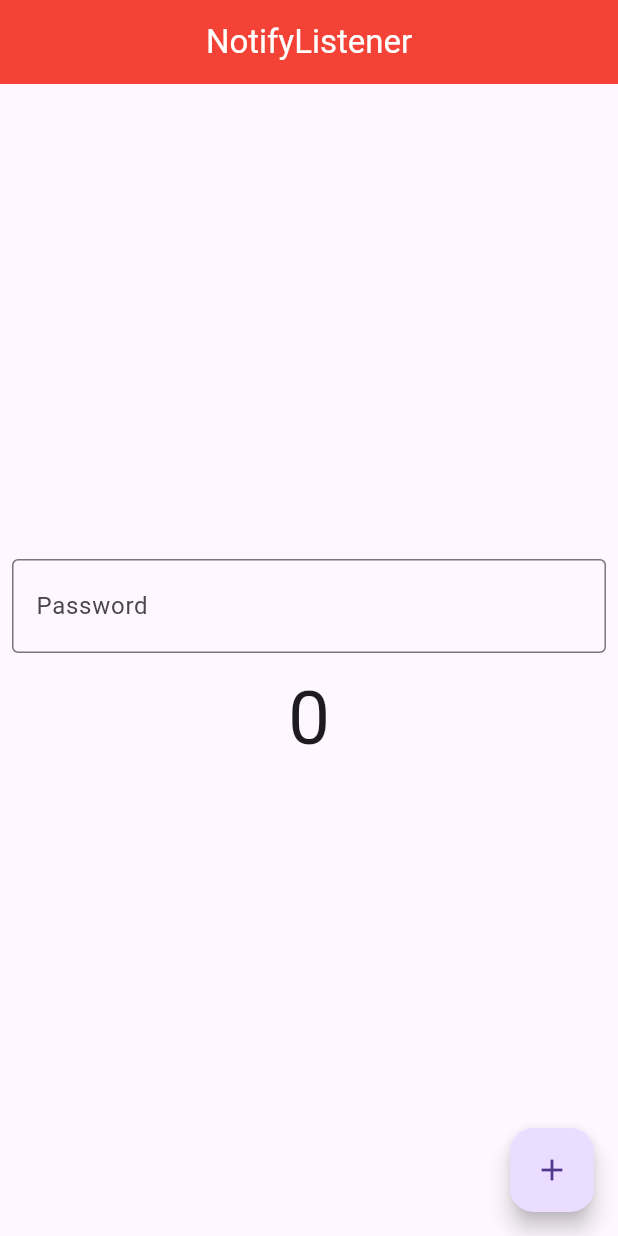
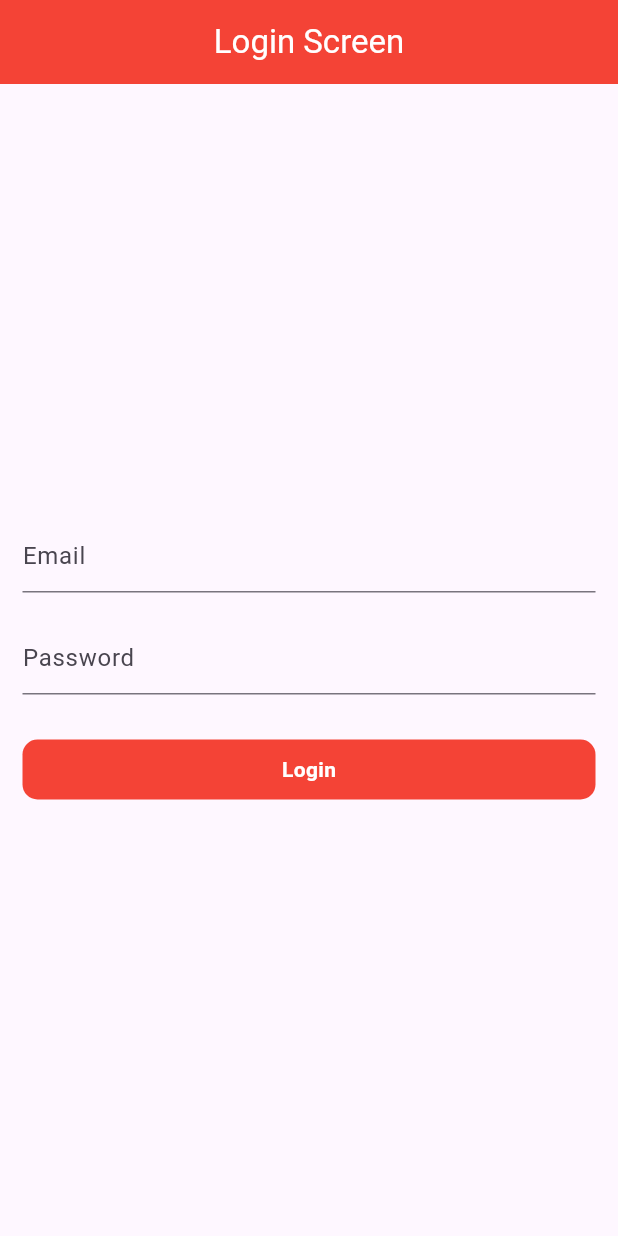
Before and after one commit to R-e-h-a-n-N-a-s-e-e-r/Flutter-Provider-State-management, a Flutter app: the screen it shows after launch, on a phone screen of 412 x 824 dp. Run offline on Flutter 3.47's test engine with Material 3 defaults, Android fonts, the phone set to English and light mode, and no system bars.

Commit message:
Implemented Login with REST API with Provider

```diff
--- a/lib/main.dart
+++ b/lib/main.dart
@@ -1,10 +1,10 @@
 import 'package:flutter/material.dart';
+import 'package:flutter_with_provider_state_management/provider/authprovider.dart';
 import 'package:flutter_with_provider_state_management/provider/count_provider.dart';
 import 'package:flutter_with_provider_state_management/provider/favourite_item_provider.dart';
 import 'package:flutter_with_provider_state_management/provider/slider_provider.dart';
 import 'package:flutter_with_provider_state_management/provider/theme_provider.dart';
-import 'package:flutter_with_provider_state_management/screens/change_theme.dart';
-import 'package:flutter_with_provider_state_management/screens/notifylistener.dart';
+import 'package:flutter_with_provider_state_management/screens/login.dart';
 import 'package:provider/provider.dart';
 
 void main() {
@@ -23,6 +23,7 @@ class MyApp extends StatelessWidget {
         ChangeNotifierProvider(create: (_) => SliderProvider()),
         ChangeNotifierProvider(create: (_) => FavouriteItemProvider()),
         ChangeNotifierProvider(create: (_) => ThemeChanger()),
+        ChangeNotifierProvider(create: (_) => AuthProvider()),
       ],
 
       child: Builder(
@@ -30,7 +31,7 @@ class MyApp extends StatelessWidget {
           return MaterialApp(
             debugShowCheckedModeBanner: false,
             title: 'Flutter Demo',
-            home: NotifyListener(),
+            home: LoginScreen(),
           );
         },
       ),
--- /dev/null
+++ b/lib/provider/authprovider.dart
@@ -0,0 +1,33 @@
+import 'package:flutter/cupertino.dart';
+import 'package:http/http.dart' as http;
+
+class AuthProvider with ChangeNotifier {
+  bool _loading = false;
+
+  bool get loading => _loading;
+
+  void setLoading(bool value) {
+    _loading = value;
+    notifyListeners();
+  }
+
+  void login(String email, String password) async {
+    try {
+      setLoading(true);
+      var response = await http.post(
+        Uri.parse('https://reqres.in/api/login'),
+        headers: {'x-api-key': 'reqres-free-v1'},
+        body: {'email': email, 'password': password},
+      );
+      if (response.statusCode == 200) {
+        setLoading(false);
+        print('Successful');
+      } else {
+        print('Failed');
+      }
+      setLoading(false);
+    } catch (e) {
+      print(e.toString());
+    }
+  }
+}
--- /dev/null
+++ b/lib/screens/login.dart
@@ -0,0 +1,74 @@
+import 'package:flutter/material.dart';
+import 'package:flutter_with_provider_state_management/provider/authprovider.dart';
+import 'package:provider/provider.dart';
+
+class LoginScreen extends StatefulWidget {
+  const LoginScreen({super.key});
+
+  @override
+  State<LoginScreen> createState() => _LoginScreenState();
+}
+
+class _LoginScreenState extends State<LoginScreen> {
+  TextEditingController emailController = TextEditingController();
+  TextEditingController passwordController = TextEditingController();
+
+  @override
+  Widget build(BuildContext context) {
+    final authProvider = Provider.of<AuthProvider>(context);
+    return Scaffold(
+      appBar: AppBar(
+        backgroundColor: Colors.red,
+        foregroundColor: Colors.white,
+        title: Text('Login Screen'),
+        centerTitle: true,
+      ),
+      body: Padding(
+        padding: const EdgeInsets.all(15.0),
+        child: Column(
+          mainAxisAlignment: MainAxisAlignment.center,
+          children: [
+            TextFormField(
+              controller: emailController,
+              decoration: InputDecoration(hintText: 'Email'),
+            ),
+            SizedBox(height: 20),
+            TextFormField(
+              obscureText: true,
+              controller: passwordController,
+              decoration: InputDecoration(hintText: 'Password'),
+            ),
+            SizedBox(height: 30),
+            InkWell(
+              onTap: () {
+                authProvider.login(
+                  emailController.text,
+                  passwordController.text,
+                );
+              },
+              child: Container(
+                width: double.infinity,
+                height: 40,
+                decoration: BoxDecoration(
+                  color: Colors.red,
+                  borderRadius: BorderRadius.circular(10),
+                ),
+                child: Center(
+                  child: authProvider.loading
+                      ? CircularProgressIndicator(color: Colors.white)
+                      : Text(
+                          'Login',
+                          style: TextStyle(
+                            color: Colors.white,
+                            fontWeight: FontWeight.w600,
+                          ),
+                        ),
+                ),
+              ),
+            ),
+          ],
+        ),
+      ),
+    );
+  }
+}
--- a/pubspec.yaml
+++ b/pubspec.yaml
@@ -35,6 +35,7 @@ dependencies:
   # Use with the CupertinoIcons class for iOS style icons.
   cupertino_icons: ^1.0.8
   provider: ^6.1.5+1
+  http: ^1.5.0
 
 dev_dependencies:
   flutter_test:
```
Also changed, not shown: pubspec.lock.
